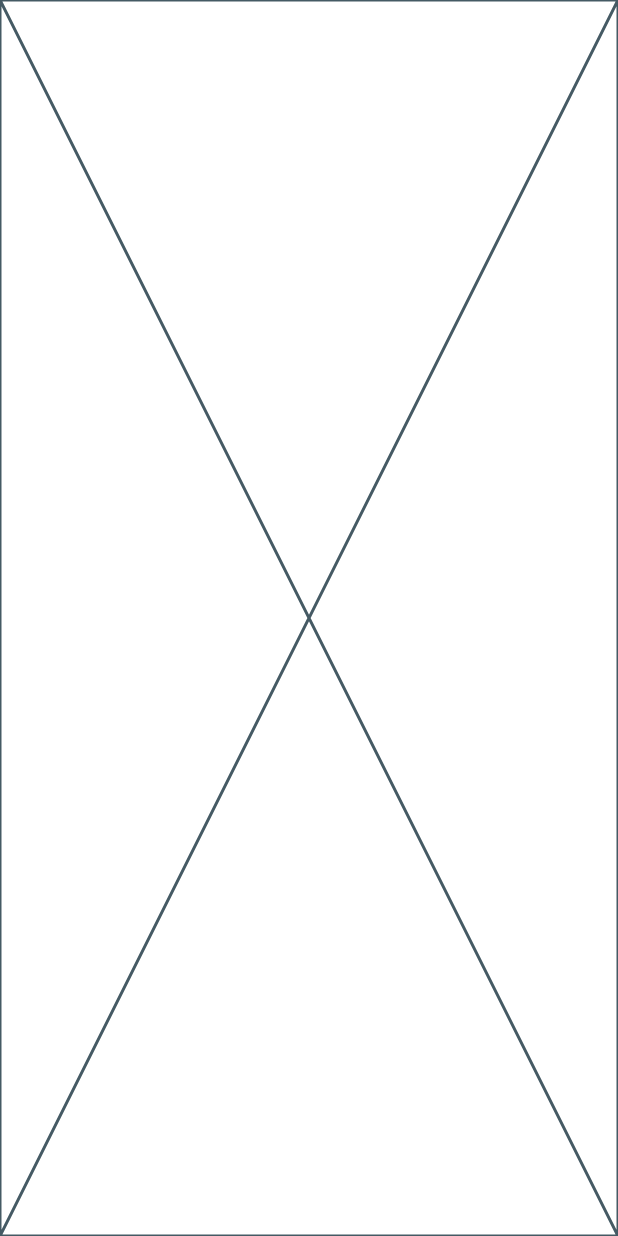
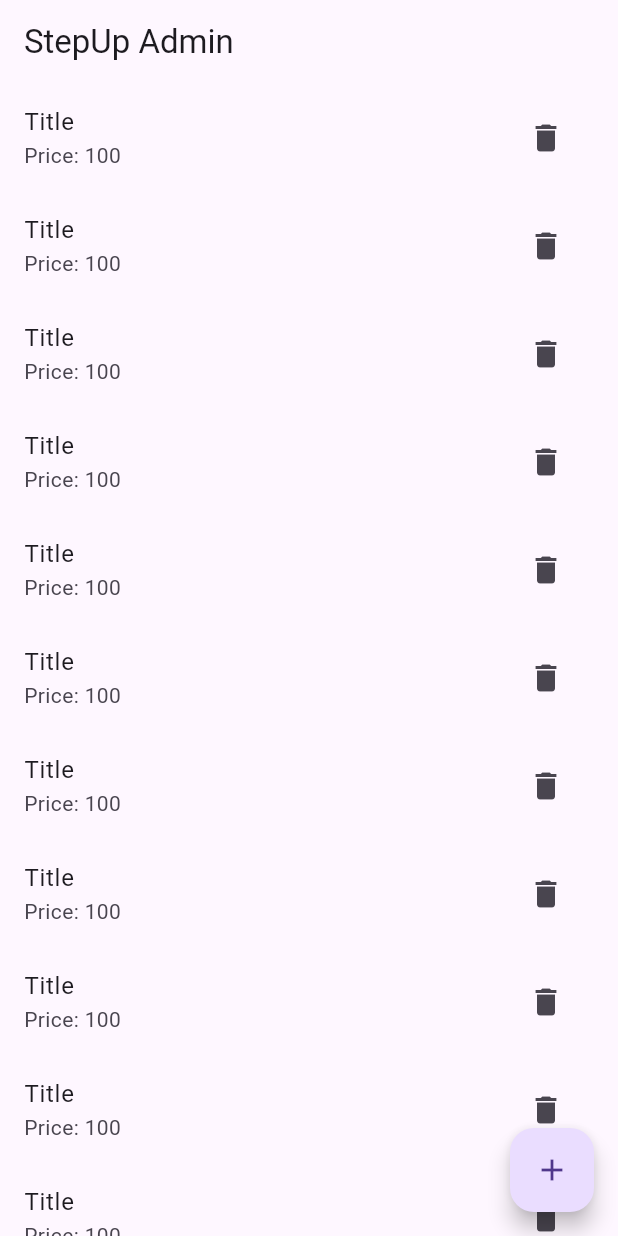
Before and after one commit to Saniat-Injam/step_up_admin, a Flutter app: the screen it shows after launch, on a phone screen of 412 x 824 dp. Run offline on Flutter 3.47's test engine with Material 3 defaults, Android fonts, the phone set to English and light mode, and no system bars; our stand-ins replace device_preview, dropdown_button2, get.

Commit message:
home and add_product page ongoig

```diff
--- a/lib/main.dart
+++ b/lib/main.dart
@@ -1,8 +1,10 @@
+import 'package:device_preview/device_preview.dart';
 import 'package:flutter/material.dart';
+import 'package:get/get.dart';
 import 'package:step_up_admin/screens/home_screen.dart';
 
 void main() {
-  runApp(const MyApp());
+  runApp(DevicePreview(builder: (context) => MyApp()));
 }
 
 class MyApp extends StatelessWidget {
@@ -11,6 +13,13 @@ class MyApp extends StatelessWidget {
   // This widget is the root of your application.
   @override
   Widget build(BuildContext context) {
-    return MaterialApp(title: 'StepUp', home: HomeScreen());
+    return GetMaterialApp(
+      title: 'StepUp',
+      locale: DevicePreview.locale(context),
+      builder: DevicePreview.appBuilder,
+      debugShowCheckedModeBanner: false,
+
+      home: HomeScreen(),
+    );
   }
 }
--- a/lib/screens/home_screen.dart
+++ b/lib/screens/home_screen.dart
@@ -1,10 +1,30 @@
 import 'package:flutter/material.dart';
+import 'package:get/get.dart';
+import 'package:step_up_admin/screens/add_product_screen.dart';
 
 class HomeScreen extends StatelessWidget {
   const HomeScreen({super.key});
 
   @override
   Widget build(BuildContext context) {
-    return const Placeholder();
+    return Scaffold(
+      appBar: AppBar(title: Text("StepUp Admin")),
+      body: ListView.builder(
+        itemCount: 15,
+        itemBuilder: (context, index) {
+          return ListTile(
+            title: Text("Title"),
+            subtitle: Text("Price: 100"),
+            trailing: IconButton(icon: Icon(Icons.delete), onPressed: () {}),
+          );
+        },
+      ),
+      floatingActionButton: FloatingActionButton(
+        onPressed: () {
+          Get.to(AddProductScreen());
+        },
+        child: Icon(Icons.add),
+      ),
+    );
   }
 }
```
Also changed, not shown: lib/screens/add_product_screen.dart (added, +84 -0 lines), lib/widgets/drop_down_button.dart (added, +43 -0 lines), pubspec.yaml (+9 -36 lines), pubspec.lock, 3 other files.
